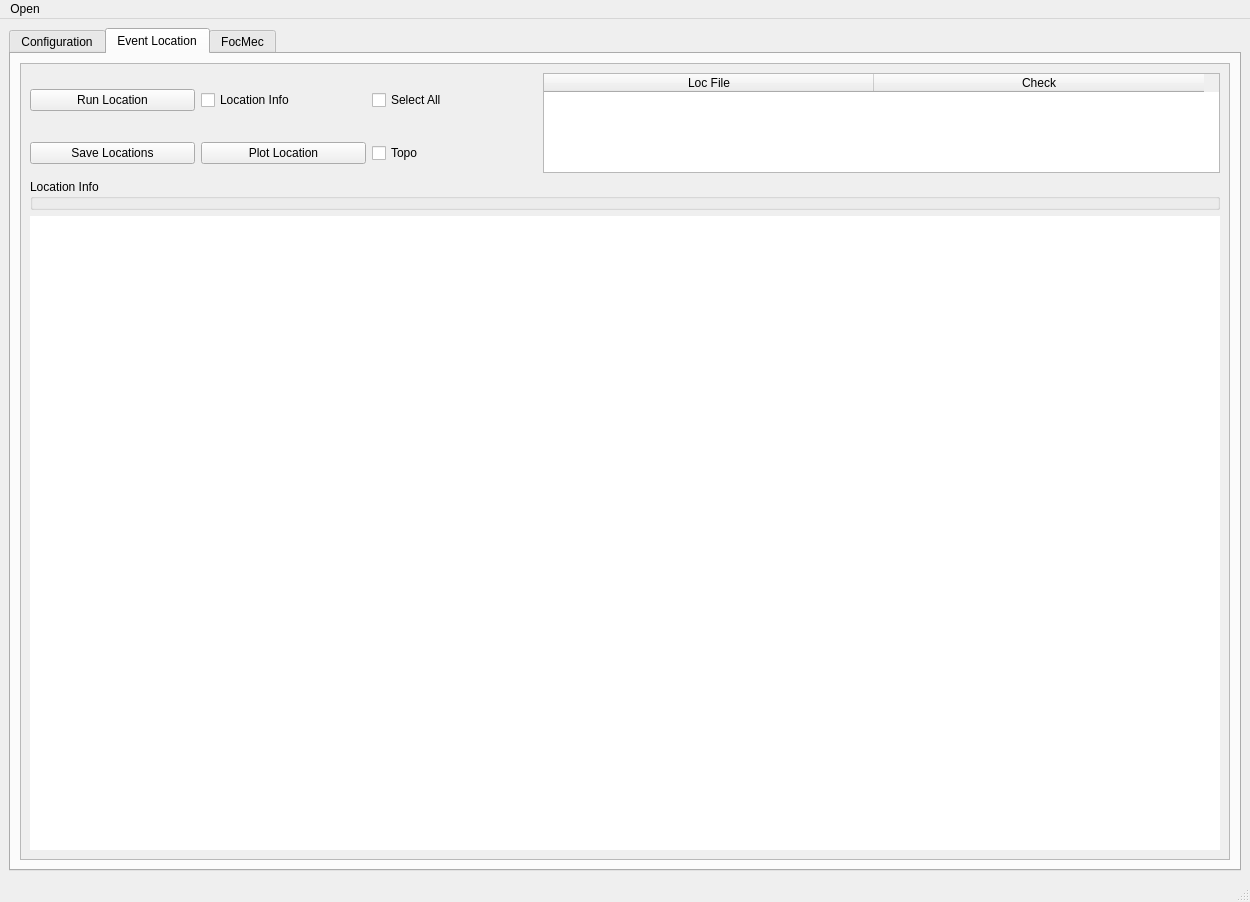
The window that isp/resources/designer_uis/LocFlow.ui (ProjectISP/ISP) describes before a commit, drawn with Qt 5.
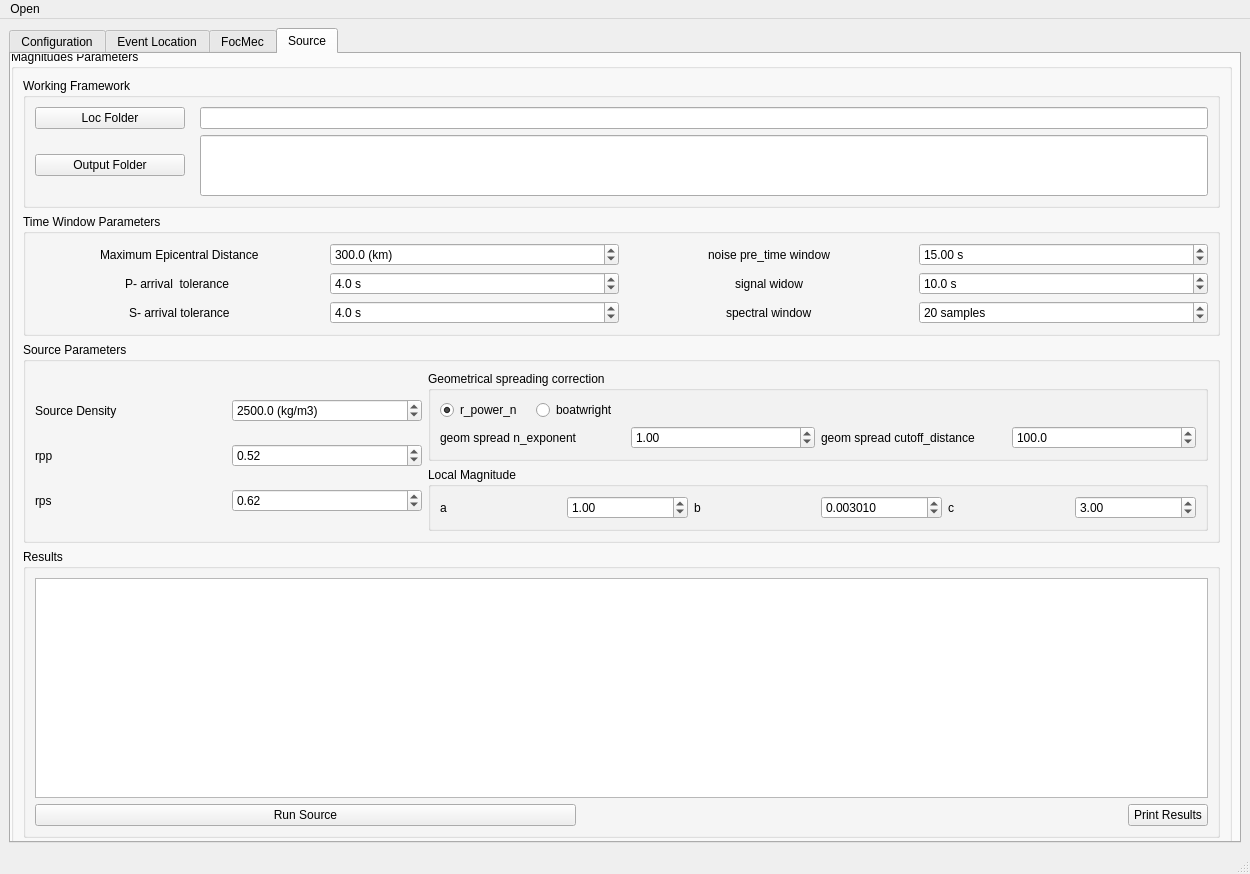
The same window after the commit. Icons and pictures are not drawn.

Commit message: Source Parameters Working !!!

Diff of the .ui file:
```diff
--- a/isp/resources/designer_uis/LocFlow.ui
+++ b/isp/resources/designer_uis/LocFlow.ui
@@ -7,7 +7,7 @@
     <x>0</x>
     <y>0</y>
     <width>1250</width>
-    <height>902</height>
+    <height>874</height>
    </rect>
   </property>
   <property name="windowTitle">
@@ -28,7 +28,7 @@
     <item>
      <widget class="QTabWidget" name="SurfQuakeWidget">
       <property name="currentIndex">
-       <number>1</number>
+       <number>3</number>
       </property>
       <widget class="QWidget" name="Location">
        <attribute name="title">
@@ -784,7 +784,7 @@
                <x>0</x>
                <y>0</y>
                <width>1176</width>
-               <height>774</height>
+               <height>746</height>
               </rect>
              </property>
              <layout class="QVBoxLayout" name="verticalLayout_7">
@@ -1058,6 +1058,556 @@
         </item>
        </layout>
       </widget>
+      <widget class="QWidget" name="tab_2">
+       <attribute name="title">
+        <string>Source</string>
+       </attribute>
+       <widget class="QGroupBox" name="groupBox_3">
+        <property name="geometry">
+         <rect>
+          <x>0</x>
+          <y>-5</y>
+          <width>1221</width>
+          <height>801</height>
+         </rect>
+        </property>
+        <property name="title">
+         <string>Magnitudes Parameters</string>
+        </property>
+        <layout class="QVBoxLayout" name="verticalLayout_8">
+         <item>
+          <widget class="QGroupBox" name="groupBox_20">
+           <property name="sizePolicy">
+            <sizepolicy hsizetype="Preferred" vsizetype="Minimum">
+             <horstretch>0</horstretch>
+             <verstretch>0</verstretch>
+            </sizepolicy>
+           </property>
+           <property name="minimumSize">
+            <size>
+             <width>0</width>
+             <height>130</height>
+            </size>
+           </property>
+           <property name="maximumSize">
+            <size>
+             <width>16777215</width>
+             <height>130</height>
+            </size>
+           </property>
+           <property name="title">
+            <string>Working Framework</string>
+           </property>
+           <layout class="QVBoxLayout" name="verticalLayout_9">
+            <property name="sizeConstraint">
+             <enum>QLayout::SetDefaultConstraint</enum>
+            </property>
+            <item>
+             <layout class="QHBoxLayout" name="horizontalLayout">
+              <property name="spacing">
+               <number>15</number>
+              </property>
+              <property name="topMargin">
+               <number>0</number>
+              </property>
+              <item>
+               <widget class="QPushButton" name="setLocFolderBtn">
+                <property name="minimumSize">
+                 <size>
+                  <width>150</width>
+                  <height>0</height>
+                 </size>
+                </property>
+                <property name="maximumSize">
+                 <size>
+                  <width>150</width>
+                  <height>16777215</height>
+                 </size>
+                </property>
+                <property name="text">
+                 <string>Loc Folder</string>
+                </property>
+               </widget>
+              </item>
+              <item>
+               <widget class="QLineEdit" name="source_locsLE">
+                <property name="sizePolicy">
+                 <sizepolicy hsizetype="Expanding" vsizetype="Maximum">
+                  <horstretch>0</horstretch>
+                  <verstretch>0</verstretch>
+                 </sizepolicy>
+                </property>
+               </widget>
+              </item>
+             </layout>
+            </item>
+            <item>
+             <layout class="QHBoxLayout" name="horizontalLayout_3">
+              <property name="spacing">
+               <number>15</number>
+              </property>
+              <property name="topMargin">
+               <number>0</number>
+              </property>
+              <item>
+               <widget class="QPushButton" name="setSourceOutBtn">
+                <property name="minimumSize">
+                 <size>
+                  <width>150</width>
+                  <height>0</height>
+                 </size>
+                </property>
+                <property name="maximumSize">
+                 <size>
+                  <width>150</width>
+                  <height>16777215</height>
+                 </size>
+                </property>
+                <property name="text">
+                 <string>Output Folder</string>
+                </property>
+               </widget>
+              </item>
+              <item>
+               <widget class="QLineEdit" name="source_outLE">
+                <property name="sizePolicy">
+                 <sizepolicy hsizetype="Expanding" vsizetype="Preferred">
+                  <horstretch>0</horstretch>
+                  <verstretch>0</verstretch>
+                 </sizepolicy>
+                </property>
+               </widget>
+              </item>
+             </layout>
+            </item>
+           </layout>
+          </widget>
+         </item>
+         <item>
+          <layout class="QGridLayout" name="gridLayout_4">
+           <item row="0" column="0">
+            <widget class="QGroupBox" name="groupBox_12">
+             <property name="title">
+              <string>Time Window Parameters</string>
+             </property>
+             <layout class="QGridLayout" name="gridLayout_6">
+              <item row="4" column="1">
+               <widget class="QDoubleSpinBox" name="s_tolDB">
+                <property name="suffix">
+                 <string> s</string>
+                </property>
+                <property name="decimals">
+                 <number>1</number>
+                </property>
+                <property name="maximum">
+                 <double>10.000000000000000</double>
+                </property>
+                <property name="singleStep">
+                 <double>0.500000000000000</double>
+                </property>
+                <property name="value">
+                 <double>4.000000000000000</double>
+                </property>
+               </widget>
+              </item>
+              <item row="2" column="2" alignment="Qt::AlignHCenter">
+               <widget class="QLabel" name="label_30">
+                <property name="text">
+                 <string>noise pre_time window</string>
+                </property>
+               </widget>
+              </item>
+              <item row="2" column="0" alignment="Qt::AlignHCenter">
+               <widget class="QLabel" name="label_26">
+                <property name="text">
+                 <string>Maximum Epicentral Distance</string>
+                </property>
+               </widget>
+              </item>
+              <item row="3" column="0" alignment="Qt::AlignHCenter">
+               <widget class="QLabel" name="label_29">
+                <property name="text">
+                 <string>P- arrival  tolerance </string>
+                </property>
+               </widget>
+              </item>
+              <item row="2" column="1">
+               <widget class="QDoubleSpinBox" name="mag_max_distDB">
+                <property name="prefix">
+                 <string/>
+                </property>
+                <property name="suffix">
+                 <string> (km)</string>
+                </property>
+                <property name="decimals">
+                 <number>1</number>
+                </property>
+                <property name="maximum">
+                 <double>5000.000000000000000</double>
+                </property>
+                <property name="singleStep">
+                 <double>2.000000000000000</double>
+                </property>
+                <property name="value">
+                 <double>300.000000000000000</double>
+                </property>
+               </widget>
+              </item>
+              <item row="3" column="1">
+               <widget class="QDoubleSpinBox" name="p_tolDB">
+                <property name="suffix">
+                 <string> s</string>
+                </property>
+                <property name="decimals">
+                 <number>1</number>
+                </property>
+                <property name="maximum">
+                 <double>10.000000000000000</double>
+                </property>
+                <property name="singleStep">
+                 <double>0.100000000000000</double>
+                </property>
+                <property name="value">
+                 <double>4.000000000000000</double>
+                </property>
+               </widget>
+              </item>
+              <item row="4" column="0" alignment="Qt::AlignHCenter">
+               <widget class="QLabel" name="label_51">
+                <property name="text">
+                 <string>S- arrival tolerance</string>
+                </property>
+               </widget>
+              </item>
+              <item row="2" column="3">
+               <widget class="QDoubleSpinBox" name="noise_windowDB">
+                <property name="suffix">
+                 <string> s</string>
+                </property>
+                <property name="maximum">
+                 <double>1000.000000000000000</double>
+                </property>
+                <property name="value">
+                 <double>15.000000000000000</double>
+                </property>
+               </widget>
+              </item>
+              <item row="3" column="3">
+               <widget class="QDoubleSpinBox" name="signal_windowDB">
+                <property name="suffix">
+                 <string> s</string>
+                </property>
+                <property name="decimals">
+                 <number>1</number>
+                </property>
+                <property name="maximum">
+                 <double>3600.000000000000000</double>
+                </property>
+                <property name="value">
+                 <double>10.000000000000000</double>
+                </property>
+               </widget>
+              </item>
+              <item row="3" column="2" alignment="Qt::AlignHCenter">
+               <widget class="QLabel" name="label_52">
+                <property name="text">
+                 <string>signal widow</string>
+                </property>
+               </widget>
+              </item>
+              <item row="4" column="2" alignment="Qt::AlignHCenter">
+               <widget class="QLabel" name="label_53">
+                <property name="text">
+                 <string>spectral window</string>
+                </property>
+               </widget>
+              </item>
+              <item row="4" column="3">
+               <widget class="QSpinBox" name="spec_windowSB">
+                <property name="suffix">
+                 <string> samples</string>
+                </property>
+                <property name="prefix">
+                 <string/>
+                </property>
+                <property name="maximum">
+                 <number>500</number>
+                </property>
+                <property name="value">
+                 <number>20</number>
+                </property>
+               </widget>
+              </item>
+             </layout>
+            </widget>
+           </item>
+          </layout>
+         </item>
+         <item>
+          <layout class="QGridLayout" name="gridLayout_14">
+           <item row="0" column="0">
+            <widget class="QGroupBox" name="groupBox_13">
+             <property name="title">
+              <string>Source Parameters</string>
+             </property>
+             <layout class="QGridLayout" name="gridLayout_13">
+              <item row="2" column="2" colspan="2">
+               <widget class="QGroupBox" name="groupBox_15">
+                <property name="title">
+                 <string>Local Magnitude</string>
+                </property>
+                <layout class="QGridLayout" name="gridLayout_16">
+                 <item row="0" column="1">
+                  <widget class="QDoubleSpinBox" name="mag_aDB">
+                   <property name="minimum">
+                    <double>-99.000000000000000</double>
+                   </property>
+                   <property name="value">
+                    <double>1.000000000000000</double>
+                   </property>
+                  </widget>
+                 </item>
+                 <item row="0" column="4">
+                  <widget class="QLabel" name="label_38">
+                   <property name="text">
+                    <string>c</string>
+                   </property>
+                  </widget>
+                 </item>
+                 <item row="0" column="0">
+                  <widget class="QLabel" name="label_36">
+                   <property name="text">
+                    <string>a</string>
+                   </property>
+                  </widget>
+                 </item>
+                 <item row="0" column="2">
+                  <widget class="QLabel" name="label_37">
+                   <property name="text">
+                    <string>b</string>
+                   </property>
+                  </widget>
+                 </item>
+                 <item row="0" column="3">
+                  <widget class="QDoubleSpinBox" name="mag_bDB">
+                   <property name="decimals">
+                    <number>6</number>
+                   </property>
+                   <property name="minimum">
+                    <double>-99.000000000000000</double>
+                   </property>
+                   <property name="maximum">
+                    <double>99.000000000000000</double>
+                   </property>
+                   <property name="value">
+                    <double>0.003010000000000</double>
+                   </property>
+                  </widget>
+                 </item>
+                 <item row="0" column="5">
+                  <widget class="QDoubleSpinBox" name="mag_cDB">
+                   <property name="minimum">
+                    <double>-99.000000000000000</double>
+                   </property>
+                   <property name="value">
+                    <double>3.000000000000000</double>
+                   </property>
+                  </widget>
+                 </item>
+                </layout>
+               </widget>
+              </item>
+              <item row="1" column="2" colspan="2">
+               <widget class="QGroupBox" name="groupBox_14">
+                <property name="title">
+                 <string>Geometrical spreading correction</string>
+                </property>
+                <layout class="QGridLayout" name="gridLayout_15">
+                 <item row="2" column="0">
+                  <widget class="QLabel" name="label_27">
+                   <property name="text">
+                    <string>geom spread n_exponent</string>
+                   </property>
+                  </widget>
+                 </item>
+                 <item row="0" column="0">
+                  <layout class="QHBoxLayout" name="horizontalLayout_2">
+                   <item>
+                    <widget class="QRadioButton" name="r_power_nRB">
+                     <property name="text">
+                      <string>r_power_n</string>
+                     </property>
+                     <property name="checked">
+                      <bool>true</bool>
+                     </property>
+                    </widget>
+                   </item>
+                   <item>
+                    <widget class="QRadioButton" name="radioButton_2">
+                     <property name="text">
+                      <string>boatwright</string>
+                     </property>
+                    </widget>
+                   </item>
+                  </layout>
+                 </item>
+                 <item row="2" column="1">
+                  <widget class="QDoubleSpinBox" name="geom_spread_n_exponentDB">
+                   <property name="value">
+                    <double>1.000000000000000</double>
+                   </property>
+                  </widget>
+                 </item>
+                 <item row="2" column="2">
+                  <widget class="QLabel" name="label_28">
+                   <property name="text">
+                    <string>geom spread cutoff_distance</string>
+                   </property>
+                  </widget>
+                 </item>
+                 <item row="2" column="3">
+                  <widget class="QDoubleSpinBox" name="geom_spread_cutoff_distanceDB">
+                   <property name="decimals">
+                    <number>1</number>
+                   </property>
+                   <property name="maximum">
+                    <double>400.000000000000000</double>
+                   </property>
+                   <property name="value">
+                    <double>100.000000000000000</double>
+                   </property>
+                  </widget>
+                 </item>
+                </layout>
+               </widget>
+              </item>
+              <item row="1" column="0" rowspan="2">
+               <layout class="QGridLayout" name="gridLayout_21">
+                <property name="topMargin">
+                 <number>12</number>
+                </property>
+                <item row="0" column="1">
+                 <widget class="QDoubleSpinBox" name="automag_density_DB">
+                  <property name="suffix">
+                   <string> (kg/m3)</string>
+                  </property>
+                  <property name="decimals">
+                   <number>1</number>
+                  </property>
+                  <property name="maximum">
+                   <double>5000.000000000000000</double>
+                  </property>
+                  <property name="value">
+                   <double>2500.000000000000000</double>
+                  </property>
+                 </widget>
+                </item>
+                <item row="1" column="1">
+                 <widget class="QDoubleSpinBox" name="automag_rppDB">
+                  <property name="toolTip">
+                   <string>P-wave average radiation pattern coefficient</string>
+                  </property>
+                  <property name="value">
+                   <double>0.520000000000000</double>
+                  </property>
+                 </widget>
+                </item>
+                <item row="0" column="0">
+                 <widget class="QLabel" name="label_33">
+                  <property name="text">
+                   <string>Source Density</string>
+                  </property>
+                 </widget>
+                </item>
+                <item row="1" column="0">
+                 <widget class="QLabel" name="label_34">
+                  <property name="text">
+                   <string>rpp</string>
+                  </property>
+                 </widget>
+                </item>
+                <item row="2" column="1">
+                 <widget class="QDoubleSpinBox" name="automag_rpsDB">
+                  <property name="value">
+                   <double>0.620000000000000</double>
+                  </property>
+                 </widget>
+                </item>
+                <item row="2" column="0">
+                 <widget class="QLabel" name="label_35">
+                  <property name="toolTip">
+                   <string>S-wave average radiation pattern coefficient</string>
+                  </property>
+                  <property name="text">
+                   <string>rps</string>
+                  </property>
+                 </widget>
+                </item>
+               </layout>
+              </item>
+             </layout>
+            </widget>
+           </item>
+          </layout>
+         </item>
+         <item>
+          <layout class="QGridLayout" name="gridLayout_17">
+           <item row="0" column="0">
+            <widget class="QGroupBox" name="groupBox_16">
+             <property name="title">
+              <string>Results</string>
+             </property>
+             <layout class="QGridLayout" name="gridLayout_18">
+              <item row="1" column="0">
+               <widget class="QPushButton" name="mag_runBtn">
+                <property name="sizePolicy">
+                 <sizepolicy hsizetype="MinimumExpanding" vsizetype="Fixed">
+                  <horstretch>0</horstretch>
+                  <verstretch>0</verstretch>
+                 </sizepolicy>
+                </property>
+                <property name="text">
+                 <string>Run Source</string>
+                </property>
+               </widget>
+              </item>
+              <item row="1" column="2">
+               <widget class="QPushButton" name="printSourceResultsBtn">
+                <property name="sizePolicy">
+                 <sizepolicy hsizetype="Maximum" vsizetype="Fixed">
+                  <horstretch>0</horstretch>
+                  <verstretch>0</verstretch>
+                 </sizepolicy>
+                </property>
+                <property name="text">
+                 <string>Print Results</string>
+                </property>
+               </widget>
+              </item>
+              <item row="0" column="0" colspan="3">
+               <widget class="QPlainTextEdit" name="automagnitudesText"/>
+              </item>
+              <item row="1" column="1">
+               <spacer name="horizontalSpacer">
+                <property name="orientation">
+                 <enum>Qt::Horizontal</enum>
+                </property>
+                <property name="sizeHint" stdset="0">
+                 <size>
+                  <width>40</width>
+                  <height>20</height>
+                 </size>
+                </property>
+               </spacer>
+              </item>
+             </layout>
+            </widget>
+           </item>
+          </layout>
+         </item>
+        </layout>
+       </widget>
+      </widget>
      </widget>
     </item>
    </layout>
```
The commit also changes 4 other files.
